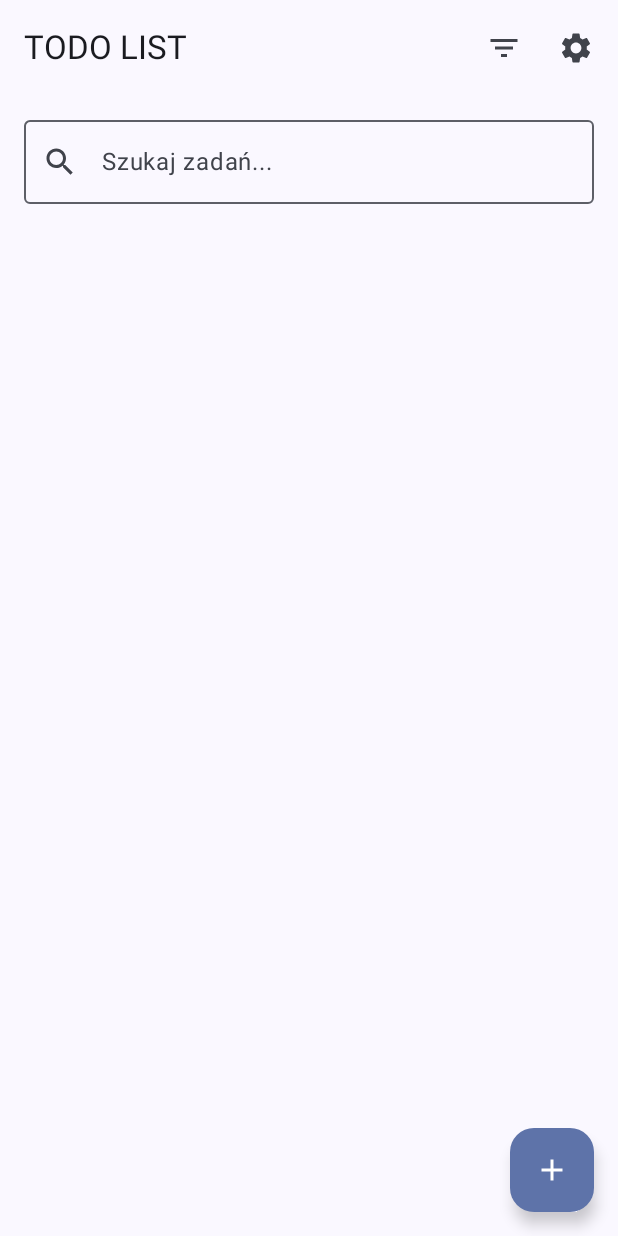
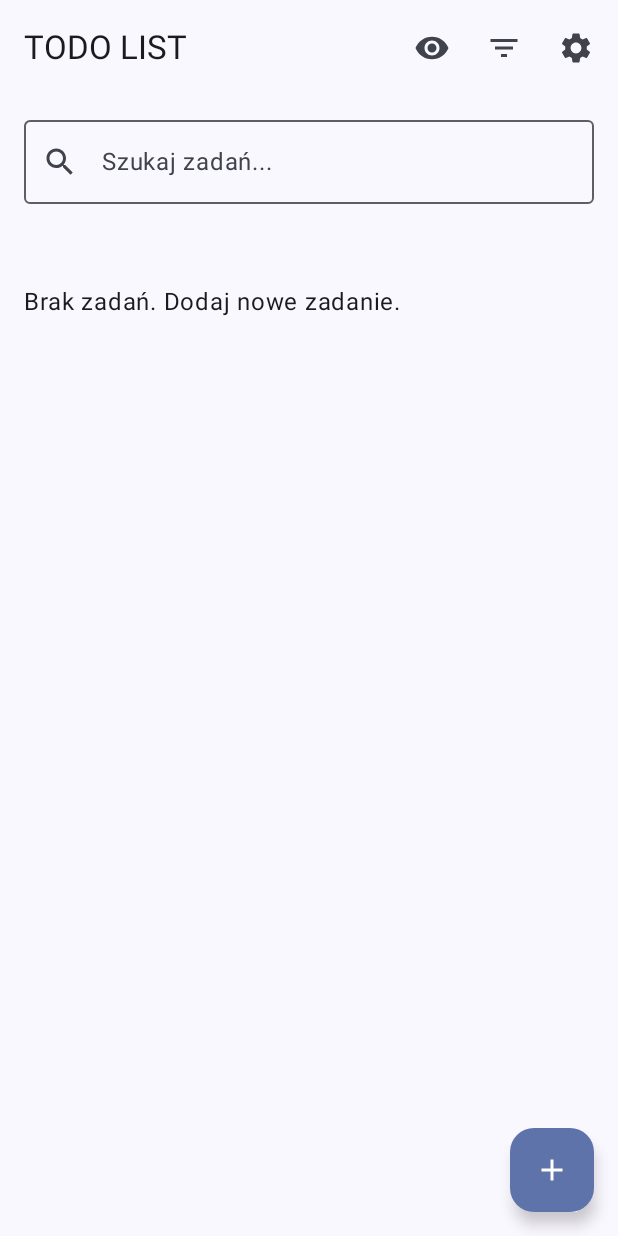
Before and after one commit to Juhasen/ToDo, an Android app built with Jetpack Compose: the screen it shows after launch (MainActivity), on a phone screen of 412 x 824 dp. Run offline under Robolectric (Android 15) with nearby library versions, the phone set to English and light mode, and no system bars; our stand-ins replace Room's generated code.

Commit message:
Add option to hide completed tasks in task list

```diff
--- a/app/src/main/java/pl/juhas/todo/ui/screens/TaskListScreen.kt
+++ b/app/src/main/java/pl/juhas/todo/ui/screens/TaskListScreen.kt
@@ -22,6 +22,8 @@ import androidx.compose.material.icons.filled.Clear
 import androidx.compose.material.icons.filled.FilterList
 import androidx.compose.material.icons.filled.Search
 import androidx.compose.material.icons.filled.Settings
+import androidx.compose.material.icons.filled.Visibility
+import androidx.compose.material.icons.filled.VisibilityOff
 import androidx.compose.material3.Checkbox
 import androidx.compose.material3.ExperimentalMaterial3Api
 import androidx.compose.material3.FloatingActionButton
@@ -30,6 +32,7 @@ import androidx.compose.material3.IconButton
 import androidx.compose.material3.MaterialTheme
 import androidx.compose.material3.OutlinedTextField
 import androidx.compose.material3.Scaffold
+import androidx.compose.material3.Switch
 import androidx.compose.material3.Text
 import androidx.compose.material3.TextButton
 import androidx.compose.material3.TopAppBar
@@ -44,6 +47,7 @@ import androidx.compose.ui.Modifier
 import androidx.compose.ui.unit.dp
 import pl.juhas.todo.database.Category
 import pl.juhas.todo.database.Task
+import pl.juhas.todo.database.TaskStatus
 import pl.juhas.todo.database.TaskWithAttachments
 import pl.juhas.todo.ui.composables.TaskItem
 
@@ -61,6 +65,9 @@ fun TaskListScreen(
 
     // Stan dla filtra kategorii
     var showCategoryFilter by remember { mutableStateOf(false) }
+
+    // Stan dla opcji ukrywania zakończonych zadań
+    var hideDoneTasks by remember { mutableStateOf(false) }
 
     // Stan dla wybranych kategorii (true = wybrana, false = niewybrana)
     val selectedCategories = remember {
@@ -80,8 +87,10 @@ fun TaskListScreen(
 
         val matchesCategory = selectedCategories[taskWithAttachments.task.category] != false
 
-        // Zadanie musi spełniać oba warunki
-        matchesSearch && matchesCategory
+        val matchesStatus = !(hideDoneTasks && taskWithAttachments.task.status == TaskStatus.DONE)
+
+        // Zadanie musi spełniać wszystkie warunki
+        matchesSearch && matchesCategory && matchesStatus
     }
 
     Scaffold(
@@ -89,6 +98,13 @@ fun TaskListScreen(
             TopAppBar(
                 title = { Text("TODO LIST") },
                 actions = {
+                    IconButton(onClick = { hideDoneTasks = !hideDoneTasks }) {
+                        Icon(
+                            imageVector = if (hideDoneTasks) Icons.Default.VisibilityOff else Icons.Default.Visibility,
+                            contentDescription = if (hideDoneTasks) "Pokaż zakończone zadania" else "Ukryj zakończone zadania",
+                            tint = if (hideDoneTasks) MaterialTheme.colorScheme.primary else MaterialTheme.colorScheme.onSurfaceVariant
+                        )
+                    }
                     IconButton(onClick = { showCategoryFilter = !showCategoryFilter }) {
                         Icon(Icons.Default.FilterList, contentDescription = "Filtruj kategorie")
                     }
@@ -208,6 +224,24 @@ fun TaskListScreen(
                     onStatusChange = { onTaskStatusChange(taskWithAttachments.task) }
                 )
             }
+
+            // Informacja o braku zadań po filtrowaniu
+            if (filteredTasks.isEmpty()) {
+                item {
+                    Text(
+                        text = when {
+                            tasks.isEmpty() -> "Brak zadań. Dodaj nowe zadanie."
+                            hideDoneTasks && tasks.all { it.task.status == TaskStatus.DONE } ->
+                                "Wszystkie zadania są zakończone. Wyłącz filtr, aby je zobaczyć."
+                            else -> "Brak zadań pasujących do ustawionych filtrów."
+                        },
+                        style = MaterialTheme.typography.bodyLarge,
+                        modifier = Modifier
+                            .fillMaxWidth()
+                            .padding(vertical = 24.dp),
+                    )
+                }
+            }
         }
     }
 }
```
